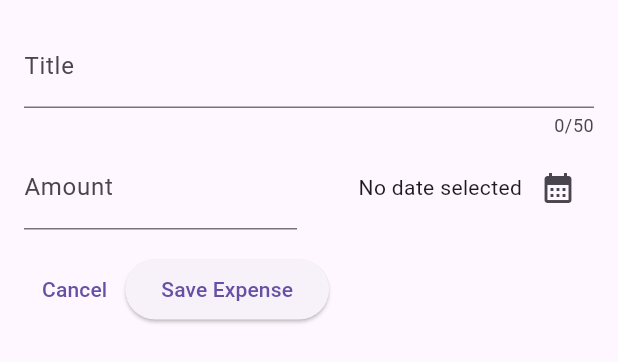
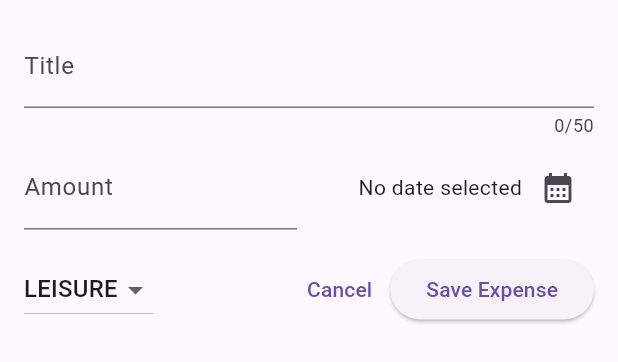
Before and after one commit to ElbertNatan/Flutter-expenses-app, a Flutter app: the NewExpense widget shown alone on an empty page, opened directly, on a phone screen of 412 x 824 dp. Shown: the top 362 px of the screen. Run offline on Flutter 3.47's test engine with Material 2 defaults, Android fonts, the phone set to English and light mode, and no system bars.

Commit message:
- seleção de categoria

```diff
--- a/flutter_expenses_app/lib/widgets/new_expense.dart
+++ b/flutter_expenses_app/lib/widgets/new_expense.dart
@@ -1,4 +1,5 @@
 import 'package:flutter/material.dart';
+import 'package:futter_expenses_app/models/Expense.dart';
 import 'package:intl/intl.dart';
 
 final formatter = DateFormat('dd/MM/yyyy');
@@ -16,6 +17,8 @@
   final _titleController = TextEditingController();
   final _amountController = TextEditingController();
   DateTime? _selectedDate;
+  Category _selectedCategory = Category.leisure;
+
   void _presentDatePicker() async {
     final now = DateTime.now();
     final firstDate = DateTime(now.year - 1, now.month, now.day);
@@ -23,8 +26,7 @@
         context: context,
         initialDate: now,
         firstDate: firstDate,
-        lastDate: now
-    );
+        lastDate: now);
     setState(() {
       _selectedDate = pickedDate;
     });
@@ -73,7 +75,11 @@
                 child: Row(
                   mainAxisAlignment: MainAxisAlignment.end,
                   children: [
-                    Text(_selectedDate == null ? 'No date selected' : formatter.format(_selectedDate!),),
+                    Text(
+                      _selectedDate == null
+                          ? 'No date selected'
+                          : formatter.format(_selectedDate!),
+                    ),
                     IconButton(
                       onPressed: _presentDatePicker,
                       icon: const Icon(Icons.calendar_month),
@@ -88,6 +94,25 @@
           ),
           Row(
             children: [
+              DropdownButton(
+                value: _selectedCategory,
+                  items: Category.values
+                      .map(
+                        (category) => DropdownMenuItem(
+                          value: category,
+                          child: Text(
+                            category.name.toUpperCase(),
+                          ),
+                        ),
+                      )
+                      .toList(),
+                  onChanged: (value) {
+                    setState(() {
+                      if (value == null) return;
+                      _selectedCategory = value;
+                    });
+                  }),
+              const Spacer(),
               TextButton(
                   onPressed: () {
                     Navigator.pop(context);
```
